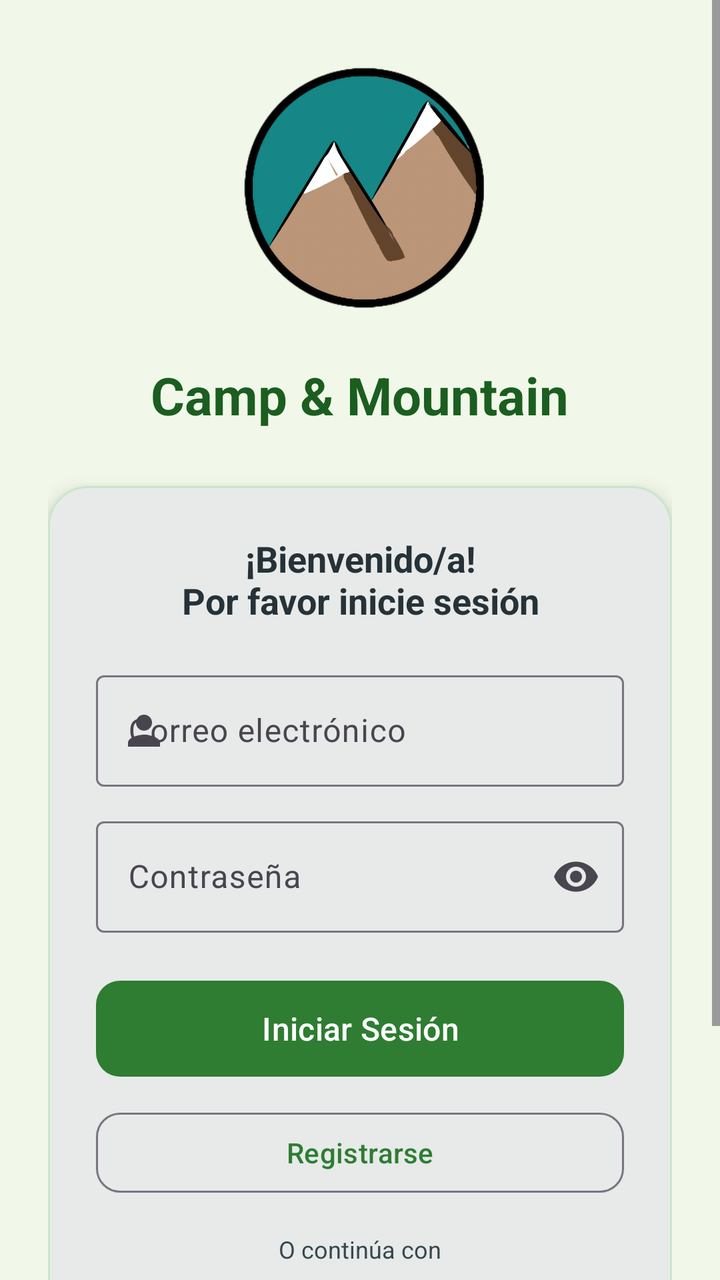
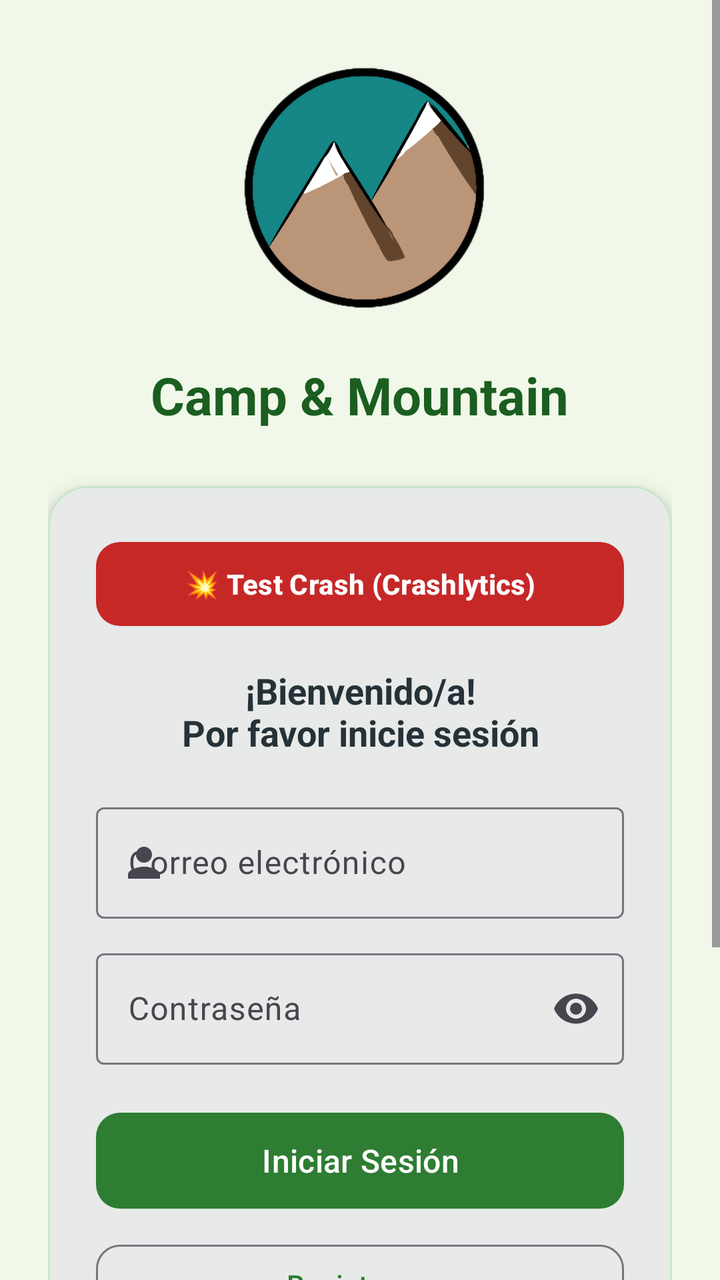

Compare the two renders of this Android layout. The source of the first and the diff that turns it into the second are given below.
<!-- AndroidManifest.xml: application theme Theme.CampsAndMountain -->
<!-- res/layout/activity_login.xml -->
<?xml version="1.0" encoding="utf-8"?>
<ScrollView xmlns:android="http://schemas.android.com/apk/res/android"
    xmlns:app="http://schemas.android.com/apk/res-auto"
    android:layout_width="match_parent"
    android:layout_height="match_parent"
    android:background="@color/bg_light_green"
    android:fillViewport="true">

    <LinearLayout
        android:layout_width="match_parent"
        android:layout_height="wrap_content"
        android:gravity="center"
        android:orientation="vertical"
        android:padding="24dp">

        <ImageView
            android:layout_width="140dp"
            android:layout_height="140dp"
            android:contentDescription="Logo de la aplicación"
            android:src="@drawable/ic_mountain_icon" />

        <TextView
            android:layout_width="wrap_content"
            android:layout_height="wrap_content"
            android:layout_marginTop="16dp"
            android:text="Camp &amp; Mountain"
            android:textColor="@color/primary_dark_green"
            android:textSize="26sp"
            android:textStyle="bold" />

        <com.google.android.material.card.MaterialCardView
            android:layout_width="match_parent"
            android:layout_height="wrap_content"
            android:layout_marginTop="28dp"
            app:cardCornerRadius="20dp"
            app:cardElevation="6dp"
            app:strokeColor="@color/card_border"
            app:strokeWidth="1dp">

            <LinearLayout
                android:layout_width="match_parent"
                android:layout_height="wrap_content"
                android:orientation="vertical"
                android:padding="24dp">

                <TextView
                    android:layout_width="match_parent"
                    android:layout_height="wrap_content"
                    android:gravity="center"
                    android:text="¡Bienvenido/a!\nPor favor inicie sesión"
                    android:textAlignment="center"
                    android:textColor="@color/slate_dark"
                    android:textSize="18sp"
                    android:textStyle="bold" />

                <com.google.android.material.textfield.TextInputLayout
                    android:id="@+id/tilCorreo"
                    style="@style/Widget.Material3.TextInputLayout.OutlinedBox"
                    android:layout_width="match_parent"
                    android:layout_height="wrap_content"
                    android:layout_marginTop="20dp"
                    android:hint="Correo electrónico"
                    app:startIconDrawable="@drawable/ic_person">

                    <com.google.android.material.textfield.TextInputEditText
                        android:id="@+id/txtCorreo"
                        android:layout_width="match_parent"
                        android:layout_height="wrap_content"
                        android:inputType="textEmailAddress" />
                </com.google.android.material.textfield.TextInputLayout>

                <com.google.android.material.textfield.TextInputLayout
                    android:id="@+id/tilPass"
                    style="@style/Widget.Material3.TextInputLayout.OutlinedBox"
                    android:layout_width="match_parent"
                    android:layout_height="wrap_content"
                    android:layout_marginTop="12dp"
                    android:hint="Contraseña"
                    app:endIconMode="password_toggle">

                    <com.google.android.material.textfield.TextInputEditText
                        android:id="@+id/txtPass"
                        android:layout_width="match_parent"
                        android:layout_height="wrap_content"
                        android:inputType="textPassword" />
                </com.google.android.material.textfield.TextInputLayout>

                <TextView
                    android:id="@+id/tvError"
                    android:layout_width="wrap_content"
                    android:layout_height="wrap_content"
                    android:layout_marginTop="8dp"
                    android:textColor="@color/status_closed"
                    android:textSize="13sp"
                    android:visibility="gone" />

                <com.google.android.material.button.MaterialButton
                    android:id="@+id/btnIngresar"
                    android:layout_width="match_parent"
                    android:layout_height="56dp"
                    android:layout_marginTop="20dp"
                    android:text="Iniciar Sesión"
                    android:textSize="16sp"
                    app:cornerRadius="12dp" />

                <com.google.android.material.button.MaterialButton
                    android:id="@+id/btnRegistrar"
                    style="@style/Widget.Material3.Button.OutlinedButton"
                    android:layout_width="match_parent"
                    android:layout_height="48dp"
                    android:layout_marginTop="10dp"
                    android:text="Registrarse"
                    android:textColor="@color/primary_green"
                    app:cornerRadius="12dp" />

                <TextView
                    android:layout_width="match_parent"
                    android:layout_height="wrap_content"
                    android:layout_marginTop="16dp"
                    android:gravity="center"
                    android:text="O continúa con"
                    android:textColor="@color/slate_gray"
                    android:textSize="12sp" />

                <com.google.android.material.button.MaterialButton
                    android:id="@+id/btnGoogleLogin"
                    style="@style/Widget.Material3.Button.OutlinedButton"
                    android:layout_width="match_parent"
                    android:layout_height="50dp"
                    android:layout_marginTop="10dp"
                    android:text="Continuar con Google"
                    android:textColor="@color/slate_dark"
                    app:cornerRadius="12dp"
                    app:icon="@drawable/ic_google"
                    app:iconGravity="textStart"
                    app:iconPadding="10dp"
                    app:iconTint="@null" />

                <com.google.android.material.button.MaterialButton
                    android:id="@+id/btnMicrosoftLogin"
                    style="@style/Widget.Material3.Button.OutlinedButton"
                    android:layout_width="match_parent"
                    android:layout_height="50dp"
                    android:layout_marginTop="8dp"
                    android:text="Continuar con Microsoft"
                    android:textColor="@color/slate_dark"
                    app:cornerRadius="12dp"
                    app:icon="@drawable/ic_microsoft"
                    app:iconGravity="textStart"
                    app:iconPadding="10dp"
                    app:iconTint="@null" />

            </LinearLayout>
        </com.google.android.material.card.MaterialCardView>

    </LinearLayout>
</ScrollView>
<!-- resources referenced by this layout -->
<resources>
  <color name="bg_light_green">#F1F8E9</color>
  <color name="card_border">#C8E6C9</color>
  <color name="primary_dark_green">#1B5E20</color>
  <color name="primary_green">#2E7D32</color>
  <color name="slate_dark">#263238</color>
  <color name="slate_gray">#37474F</color>
  <color name="status_closed">#C62828</color>
  <!-- drawable ic_google (drawable) -->
  <vector xmlns:android="http://schemas.android.com/apk/res/android"
      android:width="24dp"
      android:height="24dp"
      android:viewportWidth="24"
      android:viewportHeight="24">
      <path
          android:fillColor="#4285F4"
          android:pathData="M23.745,12.27 C23.745,11.477 23.674,10.718 23.542,9.982 L12,9.982 L12,14.631 L18.587,14.631 C18.303,16.16 17.443,17.457 16.148,18.327 L16.148,21.408 L20.088,21.408 C22.394,19.282 23.745,16.073 23.745,12.27 Z" />
      <path
          android:fillColor="#34A853"
          android:pathData="M12,24 C15.283,24 18.038,22.915 20.088,21.408 L16.148,18.327 C15.06,19.056 13.652,19.49 12,19.49 C8.835,19.49 6.158,17.352 5.203,14.484 L1.129,14.484 L1.129,17.643 C3.14,21.637 7.256,24 12,24 Z" />
      <path
          android:fillColor="#FBBC05"
          android:pathData="M5.203,14.484 C4.961,13.756 4.823,12.98 4.823,12 C4.823,11.02 4.961,10.244 5.203,9.516 L5.203,6.357 L1.129,6.357 C0.409,7.962 0,9.907 0,12 C0,14.093 0.409,16.038 1.129,17.643 L5.203,14.484 Z" />
      <path
          android:fillColor="#EA4335"
          android:pathData="M12,4.51 C13.786,4.51 15.39,5.124 16.652,6.326 L20.178,2.8 C18.033,0.8 15.278,0 12,0 C7.256,0 3.14,2.363 1.129,6.357 L5.203,9.516 C6.158,6.648 8.835,4.51 12,4.51 Z" />
  </vector>
  <!-- drawable ic_microsoft (drawable) -->
  <vector xmlns:android="http://schemas.android.com/apk/res/android"
      android:width="24dp"
      android:height="24dp"
      android:viewportWidth="24"
      android:viewportHeight="24">
      
      <path
          android:fillColor="#F25022"
          android:pathData="M1,1 H11 V11 H1 Z" />
      
      <path
          android:fillColor="#7FBA00"
          android:pathData="M13,1 H23 V11 H13 Z" />
      
      <path
          android:fillColor="#01A6F0"
          android:pathData="M1,13 H11 V23 H1 Z" />
      
      <path
          android:fillColor="#FFB900"
          android:pathData="M13,13 H23 V23 H13 Z" />
  </vector>
  <!-- drawable ic_mountain_icon: png bitmap (drawable, 210025 bytes) -->
  <!-- drawable ic_person (drawable) -->
  <vector xmlns:android="http://schemas.android.com/apk/res/android"
      android:width="24dp"
      android:height="24dp"
      android:viewportWidth="24"
      android:viewportHeight="24">
      <path
          android:fillColor="#37474F"
          android:pathData="M12,12C14.21,12 16,10.21 16,8C16,5.79 14.21,4 12,4C9.79,4 8,5.79 8,8C8,10.21 9.79,12 12,12ZM12,14C9.33,14 4,15.34 4,18V20H20V18C20,15.34 14.67,14 12,14Z" />
  </vector>
  <style name="Theme.CampsAndMountain" parent="Base.Theme.CampsAndMountain" />
  <style name="Base.Theme.CampsAndMountain" parent="Theme.Material3.DayNight.NoActionBar">
          <item name="colorPrimary">@color/primary_green</item>
          <item name="colorPrimaryVariant">@color/primary_dark_green</item>
          <item name="colorOnPrimary">@color/white</item>
          <item name="colorSecondary">@color/slate_gray</item>
          <item name="colorOnSecondary">@color/white</item>
          <item name="colorTertiary">@color/accent_gold</item>
          <item name="android:statusBarColor">@color/primary_dark_green</item>
          <item name="android:windowBackground">@color/bg_light_green</item>
      </style>
  <color name="white">#FFFFFF</color>
  <color name="accent_gold">#F57F17</color>
</resources>

<!-- the commit's change to res/layout/activity_login.xml (unified diff, before → after) -->
@@ -42,6 +42,18 @@
                 android:layout_height="wrap_content"
                 android:orientation="vertical"
                 android:padding="24dp">
+
+                <com.google.android.material.button.MaterialButton
+                    android:id="@+id/btnTestCrash"
+                    android:layout_width="match_parent"
+                    android:layout_height="50dp"
+                    android:layout_marginBottom="16dp"
+                    android:text="💥 Test Crash (Crashlytics)"
+                    android:textColor="@color/white"
+                    android:textSize="14sp"
+                    android:textStyle="bold"
+                    app:backgroundTint="@color/status_closed"
+                    app:cornerRadius="12dp" />
 
                 <TextView
                     android:layout_width="match_parent"
<!-- resource entries referenced after the edit -->
@@ -7,6 +7,7 @@
   <color name="slate_dark">#263238</color>
   <color name="slate_gray">#37474F</color>
   <color name="status_closed">#C62828</color>
+  <color name="white">#FFFFFF</color>
   <!-- drawable ic_google (drawable) -->
   <vector xmlns:android="http://schemas.android.com/apk/res/android"
       android:width="24dp"
@@ -71,7 +72,6 @@
           <item name="android:statusBarColor">@color/primary_dark_green</item>
           <item name="android:windowBackground">@color/bg_light_green</item>
       </style>
-  <color name="white">#FFFFFF</color>
   <color name="accent_gold">#F57F17</color>
 </resources>
 
